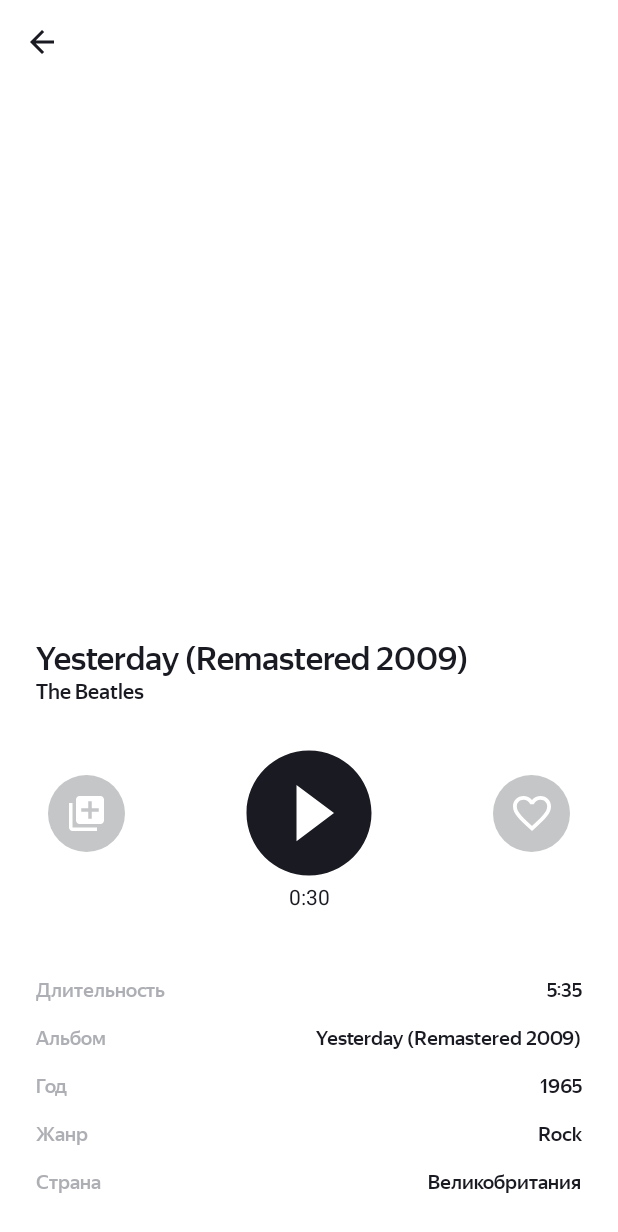
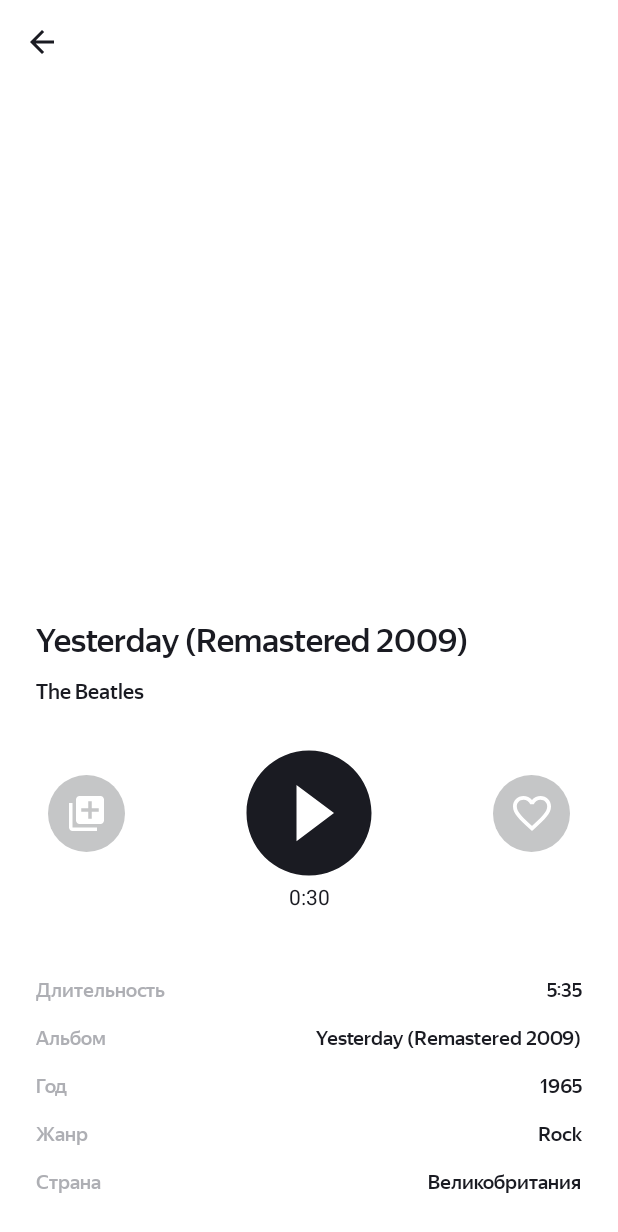
Before and after one commit to AleksandrRegulus/PlaylistMaker, an Android app: the layout activity_player.xml on its own in the app's theme, with its tools: preview values and no code run, on a phone screen of 412 x 824 dp. Shown: the top 1232 px of the screen. Run offline under Robolectric (Android 15) with nearby library versions, the phone set to English and light mode, and no system bars.

Commit message:
спринт 13 домашка. попытка 2

```diff
--- a/app/src/main/java/com/example/playlistmaker/PlayerActivity.kt
+++ b/app/src/main/java/com/example/playlistmaker/PlayerActivity.kt
@@ -11,7 +11,6 @@ import com.bumptech.glide.load.resource.bitmap.RoundedCorners
 import com.example.playlistmaker.databinding.ActivityPlayerBinding
 import java.io.Serializable
 
-private const val DEFAULT_TIME_STRING = "0:00"
 class PlayerActivity : AppCompatActivity() {
 
     private lateinit var binding: ActivityPlayerBinding
@@ -32,6 +31,7 @@ class PlayerActivity : AppCompatActivity() {
             binding.artistName.text = track.artistName
             binding.trackName.text = track.trackName
             binding.trackTime.text = track.getTimeFromMillis()
+            binding.playingTime.text = DEFAULT_TIME_STRING
 
             if (track.album.isNullOrEmpty()) {
                 binding.albumName.visibility = View.GONE
@@ -84,4 +84,8 @@ class PlayerActivity : AppCompatActivity() {
 
         else -> @Suppress("DEPRECATION") getSerializableExtra(key) as? T
     }
+
+    companion object {
+        private const val DEFAULT_TIME_STRING = "0:00"
+    }
 }
--- a/app/src/main/java/com/example/playlistmaker/TracksAdapter.kt
+++ b/app/src/main/java/com/example/playlistmaker/TracksAdapter.kt
@@ -1,8 +1,6 @@
 package com.example.playlistmaker
 
-import android.content.Context
 import android.view.LayoutInflater
-import android.view.View
 import android.view.ViewGroup
 import androidx.recyclerview.widget.RecyclerView
 
--- a/app/src/main/java/com/example/playlistmaker/TracksViewHolder.kt
+++ b/app/src/main/java/com/example/playlistmaker/TracksViewHolder.kt
@@ -20,7 +20,6 @@ class TracksViewHolder (itemView: View): RecyclerView.ViewHolder(itemView) {
     fun bind(model: Track) {
         trackName.text = model.trackName
         artistName.text = model.artistName
-        trackTime.text = model.trackTimeMillis
         trackTime.text = model.getTimeFromMillis()
 
         val roundedCorner = 2f  // величина скругления углов картинки в dp
--- a/app/src/main/res/layout/activity_player.xml
+++ b/app/src/main/res/layout/activity_player.xml
@@ -43,18 +43,17 @@
         app:layout_constraintEnd_toStartOf="@id/right_guideline"
         app:layout_constraintStart_toEndOf="@id/left_guideline"
         app:layout_constraintTop_toTopOf="parent"
-        app:layout_constraintVertical_chainStyle="spread_inside" />
-
+        />
 
     <TextView
         android:id="@+id/playing_time"
         android:layout_width="wrap_content"
         android:layout_height="wrap_content"
         android:layout_marginTop="4dp"
-        android:text="0:30"
         app:layout_constraintEnd_toStartOf="@id/right_guideline"
         app:layout_constraintStart_toEndOf="@id/left_guideline"
-        app:layout_constraintTop_toBottomOf="@id/btn_play" />
+        app:layout_constraintTop_toBottomOf="@id/btn_play"
+        tools:text="0:30" />
 
     <ImageButton
         android:id="@+id/btn_add_to_playlist"
@@ -64,8 +63,6 @@
         android:background="@drawable/round_button"
         android:src="@drawable/ic_add_to_playlist"
         app:layout_constraintBottom_toBottomOf="@id/btn_play"
-        app:layout_constraintEnd_toStartOf="@id/btn_play"
-        app:layout_constraintHorizontal_chainStyle="spread_inside"
         app:layout_constraintStart_toStartOf="@id/left_guideline"
         app:layout_constraintTop_toTopOf="@id/btn_play" />
 
@@ -90,7 +87,6 @@
         android:src="@drawable/ic_add_to_favorite"
         app:layout_constraintBottom_toBottomOf="@id/btn_play"
         app:layout_constraintEnd_toStartOf="@id/right_guideline"
-        app:layout_constraintStart_toEndOf="@id/btn_play"
         app:layout_constraintTop_toTopOf="@id/btn_play" />
 
 
@@ -105,7 +101,7 @@
         android:textFontWeight="400"
         android:textSize="@dimen/main_text_size"
         app:layout_constrainedWidth="true"
-        app:layout_constraintBottom_toTopOf="@id/track_name"
+        app:layout_constraintBottom_toTopOf="@id/artist_name"
         app:layout_constraintEnd_toStartOf="@id/right_guideline"
         app:layout_constraintHorizontal_bias="0.0"
         app:layout_constraintStart_toStartOf="@id/left_guideline"
@@ -165,7 +161,6 @@
         android:layout_marginBottom="16dp"
         android:text="@string/album"
         app:layout_constraintBottom_toTopOf="@id/year"
-        app:layout_constraintHorizontal_chainStyle="spread_inside"
         app:layout_constraintStart_toStartOf="@id/left_guideline"
         app:layout_constraintTag="albumTag"
         app:layout_constraintTop_toBottomOf="@id/duration" />
```
Also changed, not shown: app/src/main/java/com/example/playlistmaker/Track.kt (+8 -2 lines).
